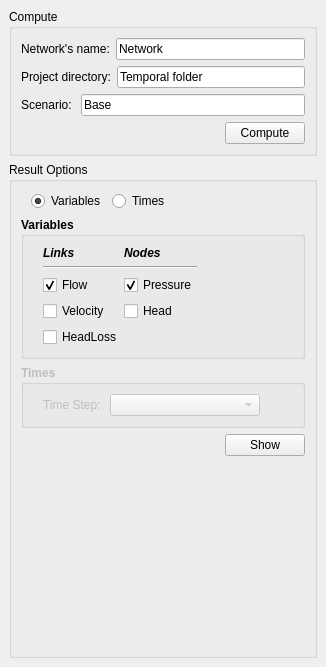
This is ui/qgisred_results_dock.ui in qgisred/QGISRed as Qt 5 draws it before an edit. The edited form follows.
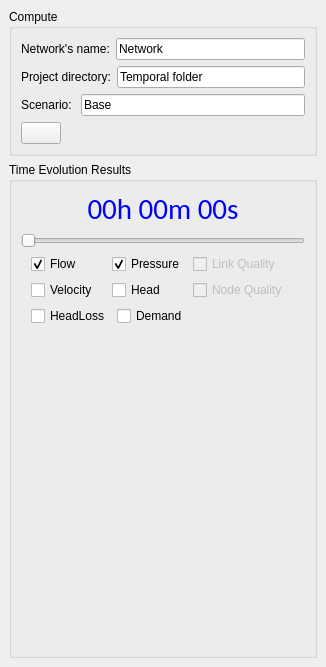
This is the edited form. Icons and pictures are not drawn.

Commit message: Solved error in v3 removing layers and using them from c# Display results with graduated colors

```diff
--- a/ui/qgisred_results_dock.ui
+++ b/ui/qgisred_results_dock.ui
@@ -110,26 +110,33 @@
              </item>
              <item row="4" column="0">
               <layout class="QHBoxLayout" name="horizontalLayout_4">
-               <item>
-                <spacer name="horizontalSpacer_2">
-                 <property name="orientation">
-                  <enum>Qt::Horizontal</enum>
-                 </property>
-                 <property name="sizeHint" stdset="0">
-                  <size>
-                   <width>40</width>
-                   <height>20</height>
-                  </size>
-                 </property>
-                </spacer>
-               </item>
                <item>
                 <widget class="QPushButton" name="btCompute">
+                 <property name="toolTip">
+                  <string>Run</string>
+                 </property>
                  <property name="text">
-                  <string>Compute</string>
+                  <string/>
+                 </property>
+                 <property name="icon">
+                  <iconset>
+                   <normaloff>:/plugins/QGISRed/images/iconFlash.png</normaloff>:/plugins/QGISRed/images/iconFlash.png</iconset>
                  </property>
                 </widget>
                </item>
+               <item>
+                <spacer name="horizontalSpacer_2">
+                 <property name="orientation">
+                  <enum>Qt::Horizontal</enum>
+                 </property>
+                 <property name="sizeHint" stdset="0">
+                  <size>
+                   <width>40</width>
+                   <height>20</height>
+                  </size>
+                 </property>
+                </spacer>
+               </item>
               </layout>
              </item>
             </layout>
@@ -142,36 +149,12 @@
       <item row="1" column="0">
        <widget class="QGroupBox" name="groupBox_2">
         <property name="title">
-         <string>Result Options</string>
+         <string>Time Evolution Results</string>
         </property>
         <layout class="QGridLayout" name="gridLayout_7">
          <item row="1" column="0">
           <layout class="QGridLayout" name="gridLayout_6">
-           <item row="3" column="0">
-            <layout class="QHBoxLayout" name="horizontalLayout_5">
-             <item>
-              <spacer name="horizontalSpacer_3">
-               <property name="orientation">
-                <enum>Qt::Horizontal</enum>
-               </property>
-               <property name="sizeHint" stdset="0">
-                <size>
-                 <width>40</width>
-                 <height>20</height>
-                </size>
-               </property>
-              </spacer>
-             </item>
-             <item>
-              <widget class="QPushButton" name="btShow">
-               <property name="text">
-                <string>Show</string>
-               </property>
-              </widget>
-             </item>
-            </layout>
-           </item>
-           <item row="4" column="0">
+           <item row="2" column="0">
             <spacer name="verticalSpacer">
              <property name="orientation">
               <enum>Qt::Vertical</enum>
@@ -184,130 +167,110 @@
              </property>
             </spacer>
            </item>
-           <item row="0" column="0">
-            <layout class="QHBoxLayout" name="horizontalLayout_6">
-             <item>
-              <spacer name="horizontalSpacer_6">
-               <property name="orientation">
-                <enum>Qt::Horizontal</enum>
-               </property>
-               <property name="sizeType">
-                <enum>QSizePolicy::Fixed</enum>
-               </property>
-               <property name="sizeHint" stdset="0">
-                <size>
-                 <width>10</width>
-                 <height>20</height>
-                </size>
-               </property>
-              </spacer>
-             </item>
-             <item>
-              <widget class="QRadioButton" name="rbVariables">
-               <property name="text">
-                <string>Variables</string>
-               </property>
-               <property name="checked">
-                <bool>true</bool>
-               </property>
-              </widget>
-             </item>
-             <item>
-              <widget class="QRadioButton" name="rbTimes">
-               <property name="text">
-                <string>Times</string>
-               </property>
-              </widget>
-             </item>
-             <item>
-              <spacer name="horizontalSpacer">
-               <property name="orientation">
-                <enum>Qt::Horizontal</enum>
-               </property>
-               <property name="sizeHint" stdset="0">
-                <size>
-                 <width>40</width>
-                 <height>20</height>
-                </size>
-               </property>
-              </spacer>
-             </item>
-            </layout>
-           </item>
-           <item row="1" column="0">
-            <widget class="QGroupBox" name="gbVariables">
+          </layout>
+         </item>
+         <item row="0" column="0">
+          <layout class="QVBoxLayout" name="verticalLayout">
+           <item>
+            <widget class="QLabel" name="lbTime">
+             <property name="palette">
+              <palette>
+               <active>
+                <colorrole role="WindowText">
+                 <brush brushstyle="SolidPattern">
+                  <color alpha="255">
+                   <red>0</red>
+                   <green>0</green>
+                   <blue>255</blue>
+                  </color>
+                 </brush>
+                </colorrole>
+               </active>
+               <inactive>
+                <colorrole role="WindowText">
+                 <brush brushstyle="SolidPattern">
+                  <color alpha="255">
+                   <red>0</red>
+                   <green>0</green>
+                   <blue>255</blue>
+                  </color>
+                 </brush>
+                </colorrole>
+               </inactive>
+               <disabled>
+                <colorrole role="WindowText">
+                 <brush brushstyle="SolidPattern">
+                  <color alpha="255">
+                   <red>120</red>
+                   <green>120</green>
+                   <blue>120</blue>
+                  </color>
+                 </brush>
+                </colorrole>
+               </disabled>
+              </palette>
+             </property>
              <property name="font">
               <font>
-               <weight>75</weight>
-               <bold>true</bold>
+               <family>Calibri</family>
+               <pointsize>22</pointsize>
+               <weight>9</weight>
+               <italic>false</italic>
+               <bold>false</bold>
               </font>
              </property>
-             <property name="title">
-              <string>Variables</string>
+             <property name="styleSheet">
+              <string notr="true">font: 75 22pt &quot;Calibri&quot;;</string>
              </property>
-             <layout class="QGridLayout" name="gridLayout_8">
-              <item row="0" column="2">
-               <spacer name="horizontalSpacer_4">
+             <property name="text">
+              <string>00h 00m 00s</string>
+             </property>
+             <property name="scaledContents">
+              <bool>false</bool>
+             </property>
+             <property name="alignment">
+              <set>Qt::AlignCenter</set>
+             </property>
+            </widget>
+           </item>
+           <item>
+            <widget class="QSlider" name="hsTimes">
+             <property name="maximum">
+              <number>1</number>
+             </property>
+             <property name="pageStep">
+              <number>1</number>
+             </property>
                 <property name="orientation">
                  <enum>Qt::Horizontal</enum>
                 </property>
-                <property name="sizeHint" stdset="0">
-                 <size>
-                  <width>40</width>
-                  <height>20</height>
-                 </size>
-                </property>
-               </spacer>
-              </item>
-              <item row="0" column="1">
-               <layout class="QVBoxLayout" name="verticalLayout_5">
+            </widget>
+           </item>
                 <item>
                  <layout class="QHBoxLayout" name="horizontalLayout_7">
                   <item>
-                   <widget class="QLabel" name="label_7">
-                    <property name="minimumSize">
-                     <size>
-                      <width>75</width>
-                      <height>0</height>
-                     </size>
-                    </property>
-                    <property name="font">
-                     <font>
-                      <weight>75</weight>
-                      <italic>true</italic>
-                      <bold>true</bold>
-                     </font>
-                    </property>
-                    <property name="text">
-                     <string>Links</string>
-                    </property>
-                   </widget>
-                  </item>
-                  <item>
-                   <widget class="QLabel" name="label_8">
-                    <property name="font">
-                     <font>
-                      <weight>75</weight>
-                      <italic>true</italic>
-                      <bold>true</bold>
-                     </font>
-                    </property>
-                    <property name="text">
-                     <string>Nodes</string>
-                    </property>
-                   </widget>
-                  </item>
-                 </layout>
-                </item>
-                <item>
-                 <widget class="Line" name="line">
+              <spacer name="horizontalSpacer_8">
                   <property name="orientation">
                    <enum>Qt::Horizontal</enum>
                   </property>
-                 </widget>
+               <property name="sizeType">
+                <enum>QSizePolicy::Fixed</enum>
+               </property>
+               <property name="sizeHint" stdset="0">
+                <size>
+                 <width>10</width>
+                 <height>20</height>
+                </size>
+               </property>
+              </spacer>
                 </item>
                 <item>
-                 <layout class="QHBoxLayout" name="horizontalLayout_8">
+              <layout class="QVBoxLayout" name="verticalLayout_5">
+               <item>
+                <layout class="QHBoxLayout" name="horizontalLayout_8"/>
+               </item>
+               <item>
+                <layout class="QHBoxLayout" name="horizontalLayout_9">
                   <item>
                    <widget class="QCheckBox" name="cbFlow">
                     <property name="minimumSize">
@@ -332,6 +295,12 @@
                   </item>
                   <item>
                    <widget class="QCheckBox" name="cbPressure">
+                   <property name="minimumSize">
+                    <size>
+                     <width>75</width>
+                     <height>0</height>
+                    </size>
+                   </property>
                     <property name="font">
                      <font>
                       <weight>50</weight>
@@ -346,10 +315,42 @@
                     </property>
                    </widget>
                   </item>
+                 <item>
+                  <widget class="QCheckBox" name="cbQualityLink">
+                   <property name="enabled">
+                    <bool>false</bool>
+                   </property>
+                   <property name="font">
+                    <font>
+                     <weight>50</weight>
+                     <bold>false</bold>
+                    </font>
+                   </property>
+                   <property name="text">
+                    <string>Link Quality</string>
+                   </property>
+                   <property name="checked">
+                    <bool>false</bool>
+                   </property>
+                  </widget>
+                 </item>
+                 <item>
+                  <spacer name="horizontalSpacer_5">
+                   <property name="orientation">
+                    <enum>Qt::Horizontal</enum>
+                   </property>
+                   <property name="sizeHint" stdset="0">
+                    <size>
+                     <width>40</width>
+                     <height>20</height>
+                    </size>
+                   </property>
+                  </spacer>
+                 </item>
                  </layout>
                 </item>
                 <item>
-                 <layout class="QHBoxLayout" name="horizontalLayout_9">
+                <layout class="QHBoxLayout" name="horizontalLayout_10">
                   <item>
                    <widget class="QCheckBox" name="cbVelocity">
                     <property name="minimumSize">
@@ -371,6 +372,12 @@
                   </item>
                   <item>
                    <widget class="QCheckBox" name="cbHead">
+                   <property name="minimumSize">
+                    <size>
+                     <width>75</width>
+                     <height>0</height>
+                    </size>
+                   </property>
                     <property name="font">
                      <font>
                       <weight>50</weight>
@@ -382,8 +389,39 @@
                     </property>
                    </widget>
                   </item>
-                 </layout>
-                </item>
+                 <item>
+                  <widget class="QCheckBox" name="cbQualityNode">
+                   <property name="enabled">
+                    <bool>false</bool>
+                   </property>
+                   <property name="font">
+                    <font>
+                     <weight>50</weight>
+                     <bold>false</bold>
+                    </font>
+                   </property>
+                   <property name="text">
+                    <string>Node Quality</string>
+                   </property>
+                  </widget>
+                 </item>
+                 <item>
+                  <spacer name="horizontalSpacer_6">
+                   <property name="orientation">
+                    <enum>Qt::Horizontal</enum>
+                   </property>
+                   <property name="sizeHint" stdset="0">
+                    <size>
+                     <width>40</width>
+                     <height>20</height>
+                    </size>
+                   </property>
+                  </spacer>
+                 </item>
+                </layout>
+               </item>
+               <item>
+                <layout class="QHBoxLayout" name="horizontalLayout_11">
                 <item>
                  <widget class="QCheckBox" name="cbHeadLoss">
                   <property name="minimumSize">
@@ -403,81 +441,44 @@
                   </property>
                  </widget>
                 </item>
-               </layout>
-              </item>
-              <item row="0" column="0">
+                 <item>
+                  <widget class="QCheckBox" name="cbDemand">
+                   <property name="minimumSize">
+                    <size>
+                     <width>75</width>
+                     <height>0</height>
+                    </size>
+                   </property>
+                   <property name="font">
+                    <font>
+                     <weight>50</weight>
+                     <bold>false</bold>
+                    </font>
+                   </property>
+                   <property name="text">
+                    <string>Demand</string>
+                   </property>
+                  </widget>
+                 </item>
+                 <item>
                <spacer name="horizontalSpacer_7">
                 <property name="orientation">
                  <enum>Qt::Horizontal</enum>
                 </property>
-                <property name="sizeType">
-                 <enum>QSizePolicy::Fixed</enum>
-                </property>
                 <property name="sizeHint" stdset="0">
                  <size>
-                  <width>10</width>
+                     <width>40</width>
                   <height>20</height>
                  </size>
                 </property>
                </spacer>
               </item>
              </layout>
-            </widget>
-           </item>
-           <item row="2" column="0">
-            <widget class="QGroupBox" name="gbTimes">
-             <property name="enabled">
-              <bool>false</bool>
-             </property>
-             <property name="font">
-              <font>
-               <weight>75</weight>
-               <bold>true</bold>
-              </font>
-             </property>
-             <property name="title">
-              <string>Times</string>
-             </property>
-             <layout class="QGridLayout" name="gridLayout_10">
-              <item row="0" column="1">
-               <layout class="QGridLayout" name="gridLayout_11">
-                <item row="0" column="0">
-                 <widget class="QLabel" name="label_6">
-                  <property name="font">
-                   <font>
-                    <weight>50</weight>
-                    <bold>false</bold>
-                   </font>
-                  </property>
-                  <property name="text">
-                   <string>Time Step: </string>
-                  </property>
-                 </widget>
-                </item>
-                <item row="0" column="1">
-                 <widget class="QComboBox" name="cbTimes">
-                  <property name="sizePolicy">
-                   <sizepolicy hsizetype="Fixed" vsizetype="Fixed">
-                    <horstretch>0</horstretch>
-                    <verstretch>0</verstretch>
-                   </sizepolicy>
-                  </property>
-                  <property name="minimumSize">
-                   <size>
-                    <width>150</width>
-                    <height>0</height>
-                   </size>
-                  </property>
-                  <property name="font">
-                   <font>
-                    <weight>50</weight>
-                    <bold>false</bold>
-                   </font>
-                  </property>
-                 </widget>
-                </item>
-                <item row="0" column="2">
-                 <spacer name="horizontalSpacer_5">
+               </item>
+              </layout>
+             </item>
+             <item>
+              <spacer name="horizontalSpacer_4">
                   <property name="orientation">
                    <enum>Qt::Horizontal</enum>
                   </property>
@@ -490,25 +491,6 @@
                  </spacer>
                 </item>
                </layout>
-              </item>
-              <item row="0" column="0">
-               <spacer name="horizontalSpacer_8">
-                <property name="orientation">
-                 <enum>Qt::Horizontal</enum>
-                </property>
-                <property name="sizeType">
-                 <enum>QSizePolicy::Fixed</enum>
-                </property>
-                <property name="sizeHint" stdset="0">
-                 <size>
-                  <width>10</width>
-                  <height>20</height>
-                 </size>
-                </property>
-               </spacer>
-              </item>
-             </layout>
-            </widget>
            </item>
           </layout>
          </item>
```
Lines whose indentation alone changed are shown as unchanged. The commit also changes 44 other files.
